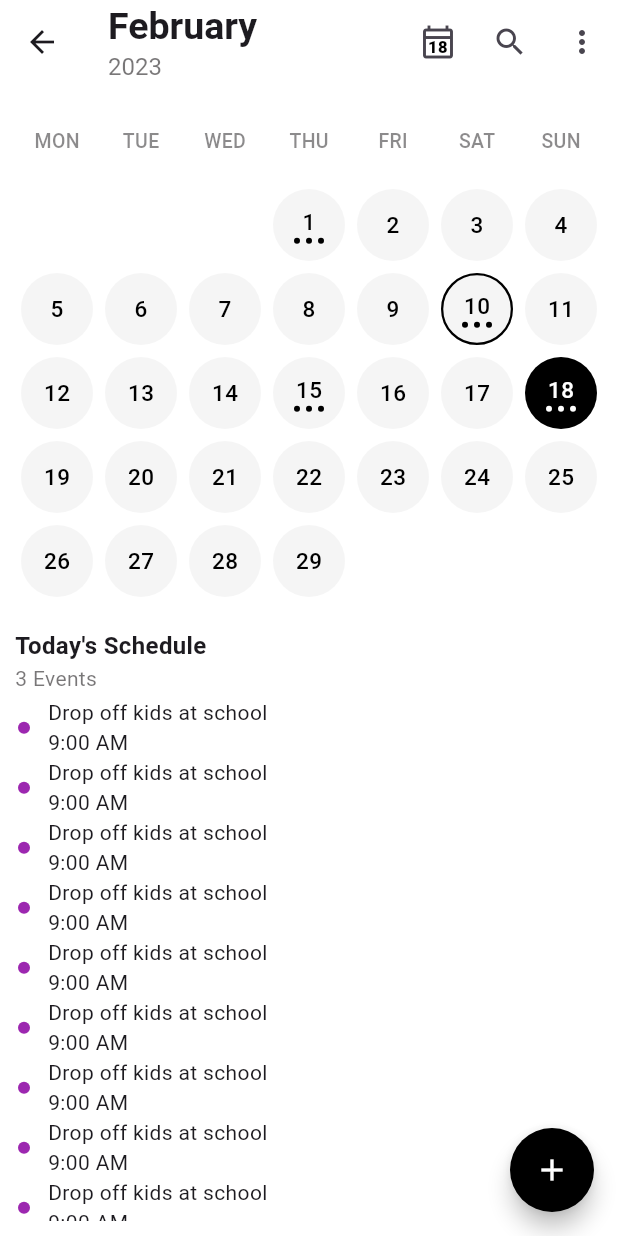
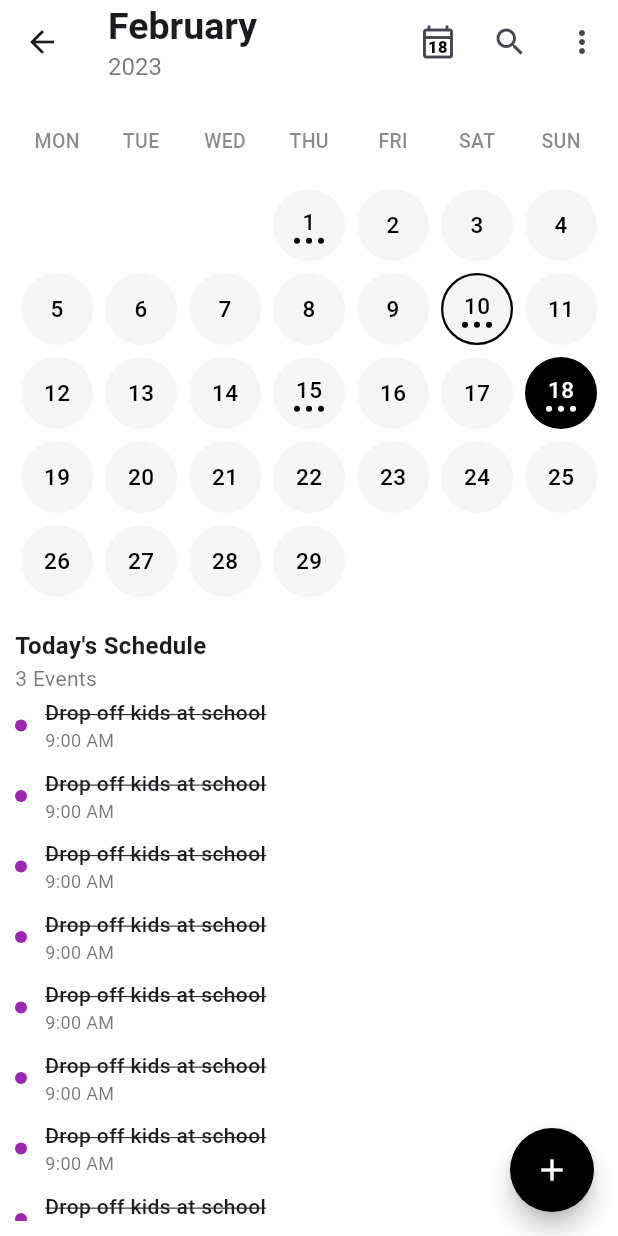
Before and after one commit to joharkhan99/quickcal, a Flutter app: the HomePage screen opened by its route, on a phone screen of 412 x 824 dp. Run offline on Flutter 3.47's test engine with Material 3 defaults, Android fonts, the phone set to English and light mode, and no system bars.

Commit message:
Refactor home page task list UI

```diff
--- a/lib/pages/home_page.dart
+++ b/lib/pages/home_page.dart
@@ -222,27 +222,38 @@ class _HomePageState extends State<HomePage> {
                 padding: const EdgeInsets.only(bottom: 20),
                 itemCount: 20,
                 itemBuilder: (context, index) {
-                  return Row(
-                    // mainAxisAlignment: MainAxisAlignment.start,
+                  return Padding(
+                    padding: const EdgeInsets.only(bottom: 10),
+                    child: Row(
+                      mainAxisAlignment: MainAxisAlignment.start,
                       children: [
                         Container(
                           width: 8,
                           height: 8,
-                        margin: const EdgeInsets.symmetric(horizontal: 2),
+                          // margin: const EdgeInsets.symmetric(horizontal: 2),
                           decoration: const BoxDecoration(
                             color: Colors.purple,
                             shape: BoxShape.circle,
                           ),
                         ),
-                      const SizedBox(width: 10),
-                      const Column(
+                        const SizedBox(width: 12),
+                        const Flexible(
+                          child: Column(
                             crossAxisAlignment: CrossAxisAlignment.start,
                             children: [
-                          Text("Drop off kids at school"),
-                          Text("9:00 AM"),
+                              Text(
+                                "Drop off kids at school",
+                                style: TextStyle(
+                                  fontWeight: FontWeight.w500,
+                                  decoration: TextDecoration.lineThrough,
+                                ),
+                              ),
+                              Text("9:00 AM", style: TextStyle(color: Color.fromARGB(164, 46, 43, 45), fontSize: 12)),
                             ],
+                          ),
                         )
                       ],
+                    ),
                   );
                 },
               ),
```
Lines whose indentation alone changed are shown as unchanged.
